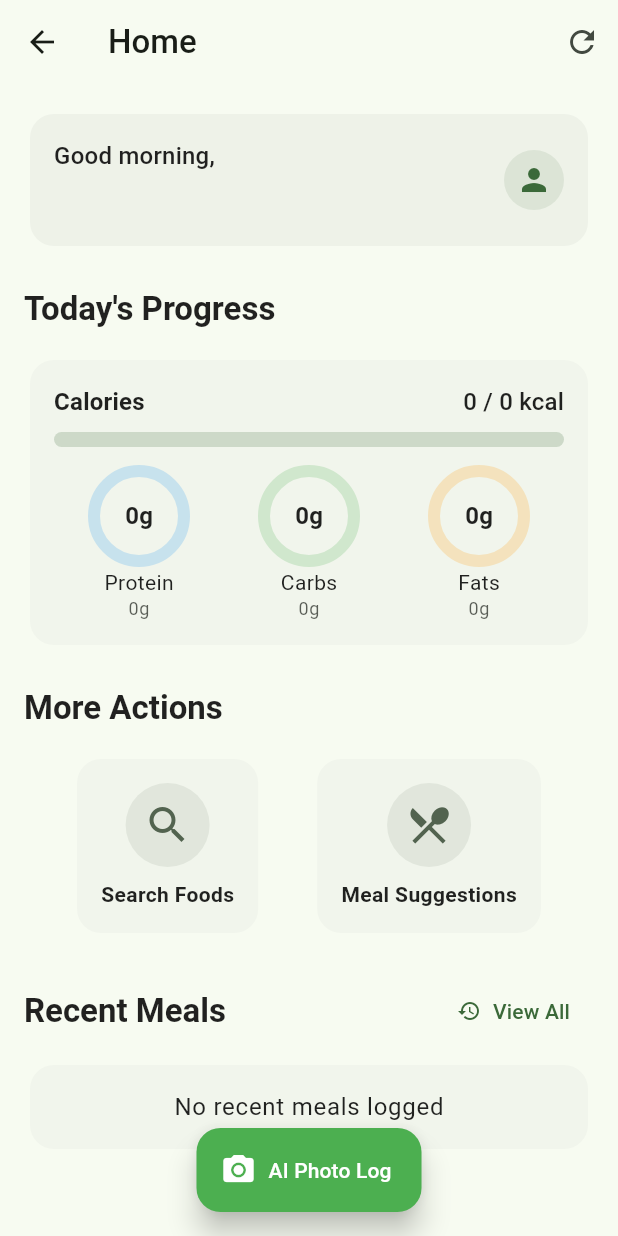
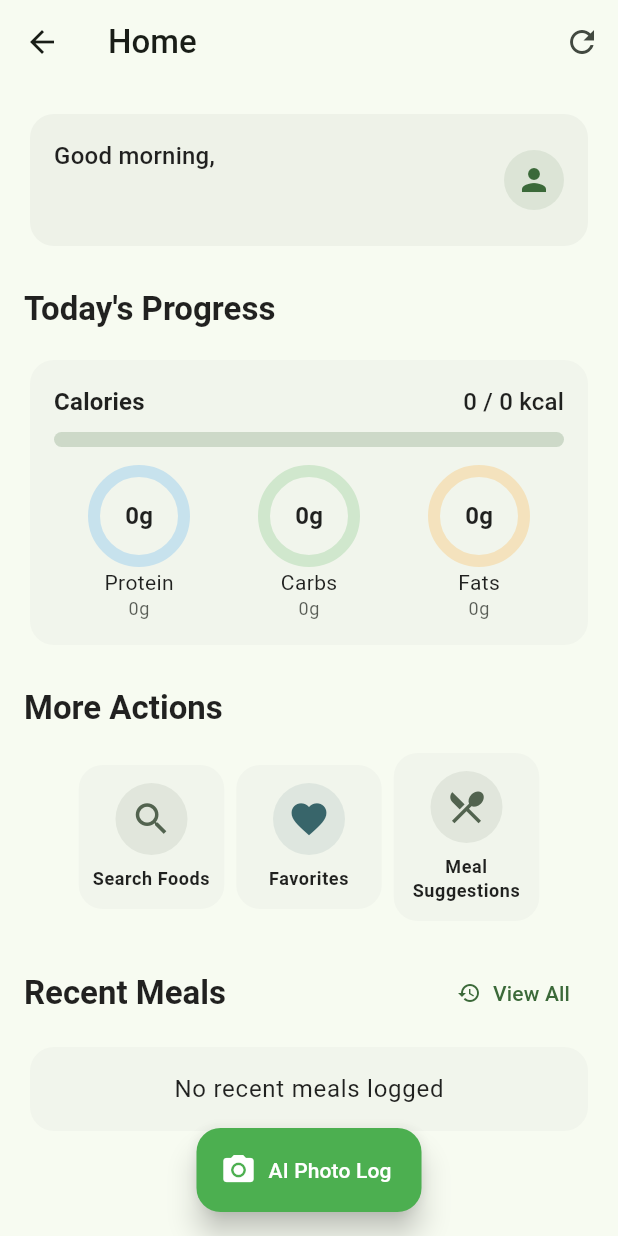
Before and after one commit to Deb-Dev/nutrivision, a Flutter app: the HomeScreen screen opened directly, on a phone screen of 412 x 824 dp. Run offline on Flutter 3.47's test engine with Material 3 defaults, Android fonts, the phone set to English and light mode, and no system bars; our stand-ins replace camera, cloud_firestore, dartz, dio, firebase_auth, firebase_core and 15 more; missing offline and left inert: mobile_scanner; accounts and stored records are empty; generated files the repository leaves out were written again.

Commit message:
Add favorites quick access to dashboard with UI optimization
- Added favorites card in the More Actions section of the dashboard
- Fixed UI layout to prevent distortion with three action cards
- Optimized card size, spacing, and text display for better appearance
- Updated changelog with the new feature

```diff
--- a/lib/features/home/presentation/screens/home_screen.dart
+++ b/lib/features/home/presentation/screens/home_screen.dart
@@ -6,6 +6,7 @@ import 'package:nutrivision/core/providers/firebase_providers.dart';
 import 'package:nutrivision/features/ai_meal_logging/presentation/pages/ai_photo_meal_page.dart';
 import 'package:nutrivision/enhanced_log_meal_screen.dart';
 import 'package:nutrivision/features/advanced_meal_mgmt/presentation/screens/meal_history_screen.dart';
+import 'package:nutrivision/features/advanced_meal_mgmt/presentation/screens/favorite_meals_screen.dart';
 import 'package:nutrivision/features/advanced_meal_mgmt/presentation/providers/meal_history_provider.dart';
 import 'package:nutrivision/core/models/meal_models.dart';
 import 'package:nutrivision/meal_suggestions_screen.dart';
@@ -464,8 +465,10 @@ class _HomeScreenState extends ConsumerState<HomeScreen> {
                   const SizedBox(height: 16),
 
                   // Secondary Actions Row (smaller, less prominent)
-                  Row(
-                    mainAxisAlignment: MainAxisAlignment.spaceEvenly,
+                  Padding(
+                    padding: const EdgeInsets.symmetric(horizontal: 4.0),
+                    child: Row(
+                      mainAxisAlignment: MainAxisAlignment.center,
                       children: [
                         _buildQuickActionCard(
                           context,
@@ -487,6 +490,21 @@ class _HomeScreenState extends ConsumerState<HomeScreen> {
                         ),
                         _buildQuickActionCard(
                           context,
+                          icon: Icons.favorite,
+                          title: l10n.favorites,
+                          color: theme.colorScheme.tertiary,
+                          onTap: () {
+                            Navigator.push(
+                              context,
+                              MaterialPageRoute(
+                                builder: (context) =>
+                                    const FavoriteMealsScreen(),
+                              ),
+                            );
+                          },
+                        ),
+                        _buildQuickActionCard(
+                          context,
                           icon: Icons.restaurant_menu,
                           title: l10n.mealSuggestions,
                           color: theme.colorScheme.secondary,
@@ -501,6 +519,7 @@ class _HomeScreenState extends ConsumerState<HomeScreen> {
                           },
                         ),
                       ],
+                    ),
                   ),
 
                   const SizedBox(height: 24),
@@ -840,34 +859,44 @@ class _HomeScreenState extends ConsumerState<HomeScreen> {
     required VoidCallback onTap,
   }) {
     final theme = Theme.of(context);
-    return Card(
+    // Use SizedBox to enforce consistent width for all cards
+    return SizedBox(
+      width: 105, // Fixed width to ensure three cards fit side by side
+      child: Card(
         elevation: 0,
+        margin: const EdgeInsets.symmetric(horizontal: 4),
         shape: RoundedRectangleBorder(borderRadius: BorderRadius.circular(16)),
         child: InkWell(
           onTap: onTap,
           borderRadius: BorderRadius.circular(16),
           child: Padding(
-          padding: const EdgeInsets.all(16.0),
+            padding: const EdgeInsets.symmetric(
+              vertical: 12.0,
+              horizontal: 8.0,
+            ),
             child: Column(
               mainAxisAlignment: MainAxisAlignment.center,
               children: [
                 Container(
-                padding: const EdgeInsets.all(12),
+                  padding: const EdgeInsets.all(10),
                   decoration: BoxDecoration(
                     color: color.withOpacity(0.1),
                     shape: BoxShape.circle,
                   ),
-                child: Icon(icon, color: color, size: 32),
+                  child: Icon(icon, color: color, size: 28),
                 ),
                 const SizedBox(height: 8),
                 Text(
                   title,
-                style: theme.textTheme.bodyMedium?.copyWith(
+                  style: theme.textTheme.bodySmall?.copyWith(
                     fontWeight: FontWeight.bold,
                   ),
                   textAlign: TextAlign.center,
+                  maxLines: 2,
+                  overflow: TextOverflow.ellipsis,
                 ),
               ],
+            ),
           ),
         ),
       ),
```
Also changed, not shown: 1 other file. Lines whose indentation alone changed are shown as unchanged.
